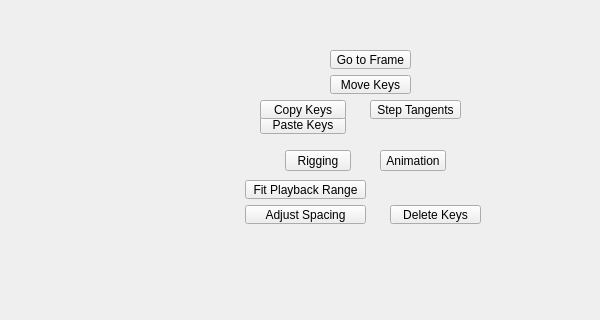
Old version of the form tentacle/ui/animation#submenu.ui in the repository m3trik/tentacle; both pictures show x 0 to 600 and y 145 to 465 of the 600 by 600 pixel window.
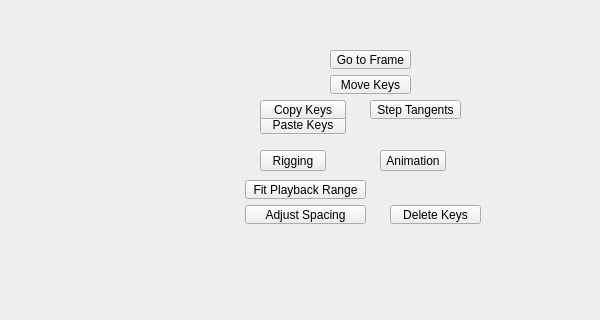
New version of the form. Custom widgets are drawn as their Qt base class.

```diff
--- a/tentacle/ui/animation#submenu.ui
+++ b/tentacle/ui/animation#submenu.ui
@@ -87,7 +87,7 @@
    <widget class="MenuButton" name="i016">
     <property name="geometry">
      <rect>
-      <x>285</x>
+      <x>260</x>
       <y>295</y>
       <width>66</width>
       <height>21</height>
```
